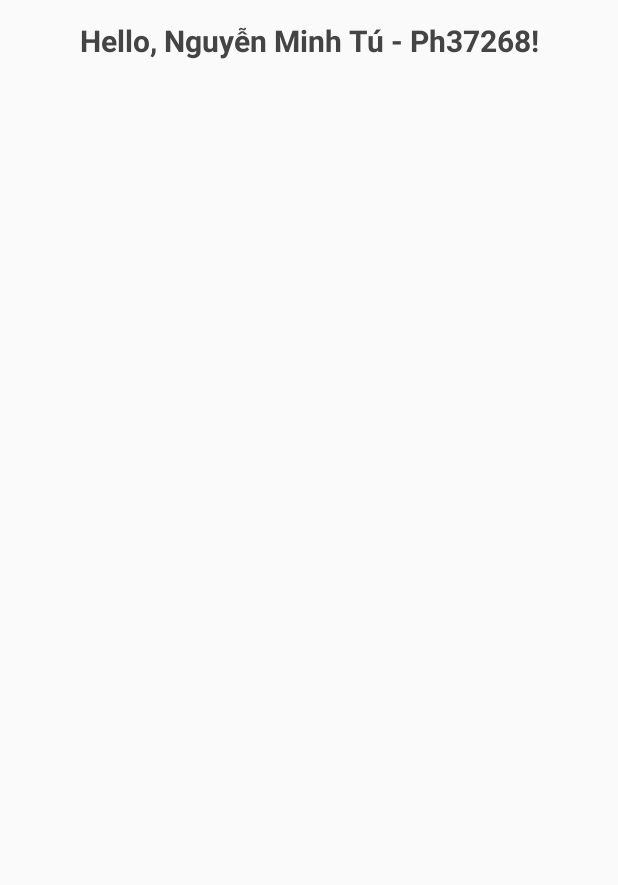
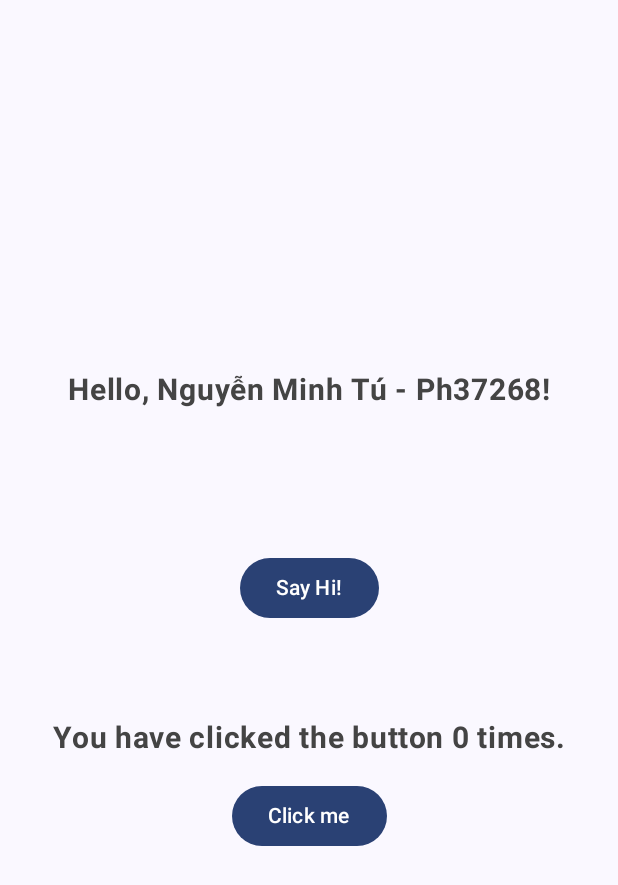
Before and after one commit to tunmph37268/lapTrinhKotlin, an Android app built with Jetpack Compose: the screen it shows after launch (MainActivity), on a phone screen of 412 x 824 dp. Shown: the top 885 px of the screen. Run offline under Robolectric (Android 15) with nearby library versions, the phone set to English and light mode, and no system bars.

Commit message:
lab3 bai34

```diff
--- a/app/build.gradle.kts
+++ b/app/build.gradle.kts
@@ -59,6 +59,10 @@ dependencies {
     implementation(libs.androidx.ui.graphics)
     implementation(libs.androidx.ui.tooling.preview)
     implementation(libs.androidx.material3)
+    implementation(libs.androidx.appcompat)
+    implementation(libs.material)
+    implementation(libs.androidx.activity)
+    implementation(libs.androidx.constraintlayout)
     testImplementation(libs.junit)
     androidTestImplementation(libs.androidx.junit)
     androidTestImplementation(libs.androidx.espresso.core)
--- a/app/src/main/java/com/example/lab3_kot104/MainActivity.kt
+++ b/app/src/main/java/com/example/lab3_kot104/MainActivity.kt
@@ -3,13 +3,22 @@ package com.example.lab3_kot104
 import android.os.Bundle
 import androidx.activity.ComponentActivity
 import androidx.activity.compose.setContent
+import androidx.compose.foundation.layout.Arrangement
+import androidx.compose.foundation.layout.Column
 import androidx.compose.foundation.layout.fillMaxSize
 import androidx.compose.foundation.layout.fillMaxWidth
 import androidx.compose.foundation.layout.padding
+import androidx.compose.material3.Button
 import androidx.compose.material3.MaterialTheme
 import androidx.compose.material3.Surface
 import androidx.compose.material3.Text
 import androidx.compose.runtime.Composable
+import androidx.compose.runtime.getValue
+import androidx.compose.runtime.mutableStateOf
+import androidx.compose.runtime.remember
+import androidx.compose.runtime.saveable.rememberSaveable
+import androidx.compose.runtime.setValue
+import androidx.compose.ui.Alignment
 import androidx.compose.ui.Modifier
 import androidx.compose.ui.graphics.Color
 import androidx.compose.ui.text.font.FontWeight
@@ -23,9 +32,71 @@ class MainActivity : ComponentActivity() {
     override fun onCreate(savedInstanceState: Bundle?) {
         super.onCreate(savedInstanceState)
         setContent {
+            Lab3_KOT104Theme {
+                Surface(modifier = Modifier.fillMaxSize(), color = MaterialTheme.colorScheme.background) {
+                    Column(
+                        modifier = Modifier.fillMaxSize(),
+                        verticalArrangement = Arrangement.Center,
+                        horizontalAlignment = Alignment.CenterHorizontally
+                    ) {
                         Greeting("Nguyễn Minh Tú - Ph37268")
+                        GreetingCard("")
+                        CounterCard()
                     }
                 }
+            }
+        }
+    }
+}
+
+@Composable
+fun CounterCard() {
+    var count by rememberSaveable { mutableStateOf(0) }
+    Column(
+        modifier = Modifier
+            .fillMaxWidth()
+            .padding(24.dp),
+        verticalArrangement = Arrangement.Center,
+        horizontalAlignment = Alignment.CenterHorizontally
+    ) {
+        MessageCard("You have clicked the button $count times.")
+        Button(onClick = { count++ }) {
+            Text("Click me")
+        }
+    }
+}
+
+@Composable
+fun GreetingCard(msg: String) {
+    var text by remember { mutableStateOf(msg) }
+    Column(
+        modifier = Modifier
+            .fillMaxWidth()
+            .padding(24.dp),
+        verticalArrangement = Arrangement.Center,
+        horizontalAlignment = Alignment.CenterHorizontally
+    ) {
+        MessageCard(msg = text)
+        Button(onClick = { text = "Hi!" }) {
+            Text("Say Hi!")
+        }
+    }
+}
+
+@Composable
+fun MessageCard(msg: String) {
+    Text(
+        text = msg,
+        modifier = Modifier
+            .padding(0.dp, 16.dp)
+            .fillMaxWidth(),
+        color = Color.DarkGray,
+        fontSize = 20.sp,
+        fontWeight = FontWeight.Bold,
+        textAlign = TextAlign.Center,
+    )
+}
+
 @Composable
 fun Greeting(name: String) {
     Text(
@@ -39,4 +110,19 @@ class MainActivity : ComponentActivity() {
         textAlign = TextAlign.Center,
     )
 }
+
+@Preview(showBackground = true)
+@Composable
+fun DefaultPreview() {
+    Lab3_KOT104Theme {
+        Column(
+            modifier = Modifier.fillMaxSize(),
+            verticalArrangement = Arrangement.Center,
+            horizontalAlignment = Alignment.CenterHorizontally
+        ) {
+            Greeting("Nguyễn Minh Tú - Ph37268")
+            GreetingCard("")
+            CounterCard()
         }
+    }
+}
```
Also changed, not shown: app/src/main/AndroidManifest.xml (+6 -3 lines), gradle/libs.versions.toml (+8 -0 lines). Lines whose indentation alone changed are shown as unchanged.
